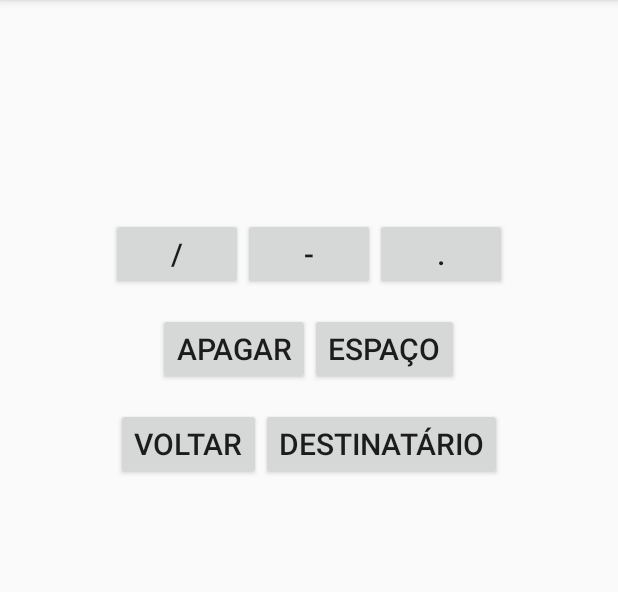
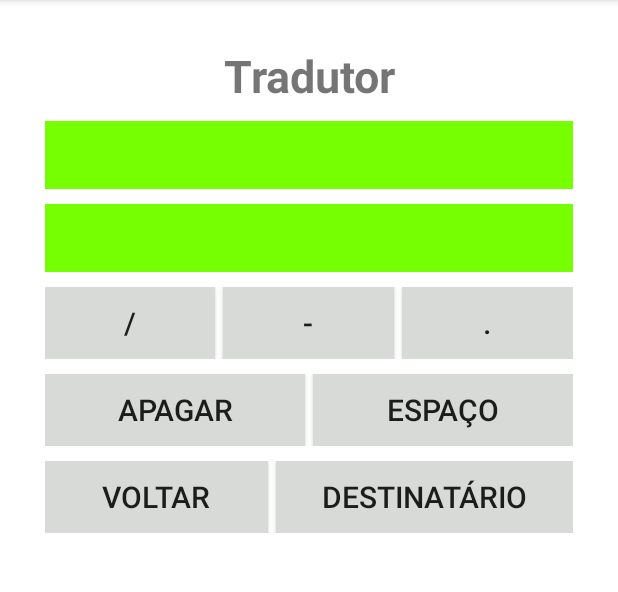
Before and after one commit to luizfelipelazzaron/desagil-projeto1, an Android app: the NewMessage screen opened directly, with no data from a screen before it, on a phone screen of 412 x 824 dp, the part 84-676 px from its top. Run offline under Robolectric (Android 15) with nearby library versions, the phone set to English and light mode, and no system bars.

Commit message:
alterações new_message xml

```diff
--- a/app/src/main/res/layout/activity_main.xml
+++ b/app/src/main/res/layout/activity_main.xml
@@ -8,7 +8,7 @@
     android:background="@android:color/background_light"
     android:backgroundTint="#FFFFFF"
     android:orientation="vertical"
-    android:padding="30dp"
+    android:padding="30sp"
     android:visibility="visible"
     tools:context=".MainActivity">
 
@@ -33,7 +33,6 @@
         android:id="@+id/button_defined_messages"
         android:layout_width="match_parent"
         android:layout_height="wrap_content"
-        android:backgroundTint="#E5E5E5"
         android:text="Mensagens pré-definidas"
         android:textSize="20sp"
         tools:ignore="HardcodedText" />
@@ -42,9 +41,7 @@
         android:id="@+id/button_new_message"
         android:layout_width="match_parent"
         android:layout_height="wrap_content"
-        android:backgroundTint="#E5E5E5"
         android:focusableInTouchMode="false"
-        android:foregroundTint="#FFFFFF"
         android:text="Digitar nova mensagem"
         android:textSize="20sp"
         tools:ignore="HardcodedText" />
--- a/app/src/main/res/layout/activity_new_message.xml
+++ b/app/src/main/res/layout/activity_new_message.xml
@@ -1,80 +1,107 @@
 <?xml version="1.0" encoding="utf-8"?>
-
 <LinearLayout xmlns:android="http://schemas.android.com/apk/res/android"
+    xmlns:app="http://schemas.android.com/apk/res-auto"
     xmlns:tools="http://schemas.android.com/tools"
     android:layout_width="match_parent"
     android:layout_height="match_parent"
+    android:background="#FFFFFF"
     android:orientation="vertical"
     android:padding="30sp"
     tools:context=".NewMessage">
 
     <TextView
+        android:layout_width="match_parent"
+        android:layout_height="wrap_content"
+        android:background="#FFFFFF"
+        android:text="Tradutor"
+        android:textAlignment="center"
+        android:textSize="30sp"
+        android:textStyle="normal|bold"
+        tools:ignore="HardcodedText" />
+
+    <view
+        android:id="@+id/view"
+        class="androidx.appcompat.widget.ActionMenuView"
+        android:layout_width="match_parent"
+        android:layout_height="wrap_content" />
+
+    <TextView
         android:id="@+id/preview"
         android:layout_width="match_parent"
         android:layout_height="wrap_content"
+        android:layout_marginTop="10sp"
+        android:background="#76FF03"
+        android:padding="5sp"
         android:textAlignment="center"
         android:textSize="25sp"
-        android:layout_marginTop="15dp"
-        android:textStyle="bold" />
+        android:textStyle="bold|italic" />
 
     <TextView
         android:id="@+id/text_message"
         android:layout_width="match_parent"
         android:layout_height="wrap_content"
-        android:layout_marginTop="15dp"
+        android:layout_marginTop="10sp"
+        android:padding="5sp"
+        android:background="#76FF03"
         android:textAlignment="center"
         android:textSize="25sp"
         android:textStyle="bold" />
 
-    <GridLayout
-        android:layout_width="wrap_content"
+    <LinearLayout
+        android:layout_width="match_parent"
         android:layout_height="wrap_content"
-        android:layout_gravity="center"
-        android:layout_marginTop="15dp"
-        android:columnCount="3"
-        android:rowCount="1"
-        tools:context=".NewMessage">
+        android:layout_marginTop="10sp"
+        android:orientation="horizontal">
 
         <Button
             android:id="@+id/slash"
             android:layout_width="wrap_content"
-            android:layout_height="match_parent"
+            android:layout_height="wrap_content"
+            android:layout_weight="1"
+            android:background="#D7DAD7"
             android:text="/"
+            android:layout_marginRight="2.5sp"
             android:textSize="20sp"
             tools:ignore="ButtonStyle,HardcodedText" />
 
         <Button
             android:id="@+id/dash"
             android:layout_width="wrap_content"
-            android:layout_height="match_parent"
+            android:layout_height="wrap_content"
+            android:layout_weight="1"
+            android:background="#D7DAD7"
             android:text="-"
+            android:layout_marginRight="2.5sp"
+            android:layout_marginLeft="2.5sp"
             android:textSize="20sp"
             tools:ignore="ButtonStyle,HardcodedText" />
 
         <Button
             android:id="@+id/dot"
             android:layout_width="wrap_content"
-            android:layout_height="match_parent"
+            android:layout_height="wrap_content"
+            android:layout_weight="1"
+            android:background="#D7DAD7"
             android:text="."
+            android:layout_marginLeft="2.5sp"
             android:textSize="20sp"
             tools:ignore="ButtonStyle,HardcodedText" />
+    </LinearLayout>
 
-    </GridLayout>
-
-    <GridLayout
-        android:layout_width="wrap_content"
+    <LinearLayout
+        android:layout_width="match_parent"
         android:layout_height="wrap_content"
-        android:layout_gravity="center_horizontal"
-        android:layout_marginTop="15dp"
-        android:columnCount="2"
-        android:rowCount="1"
-        tools:context=".NewMessage">
+        android:layout_marginTop="10sp"
+        android:orientation="horizontal">
 
         <Button
             android:id="@+id/backspace"
             android:layout_width="wrap_content"
             android:layout_height="wrap_content"
+            android:layout_weight="1"
+            android:background="#D7DAD7"
             android:text="apagar"
+            android:layout_marginRight="2.5sp"
             android:textSize="20sp"
             tools:ignore="HardcodedText" />
 
@@ -82,26 +109,27 @@
             android:id="@+id/space"
             android:layout_width="wrap_content"
             android:layout_height="wrap_content"
-            android:text="Espaço"
+            android:layout_weight="1"
+            android:background="#D7DAD7"
+            android:text="espaço"
+            android:layout_marginLeft="2.5sp"
             android:textSize="20sp"
             tools:ignore="ButtonStyle,HardcodedText" />
+    </LinearLayout>
 
-    </GridLayout>
-
-    <GridLayout
-        android:layout_width="wrap_content"
+    <LinearLayout
+        android:layout_width="match_parent"
         android:layout_height="wrap_content"
-        android:layout_gravity="center"
-        android:layout_marginTop="15dp"
-        android:columnCount="2"
-        android:rowCount="1"
-        tools:context=".NewMessage">
+        android:layout_marginTop="10sp">
 
         <Button
             android:id="@+id/back"
             android:layout_width="wrap_content"
             android:layout_height="wrap_content"
-            android:text="Voltar"
+            android:layout_weight="1"
+            android:background="#D7DAD7"
+            android:text="voltar"
+            android:layout_marginRight="2.5sp"
             android:textSize="20sp"
             tools:ignore="ButtonStyle,HardcodedText" />
 
@@ -109,10 +137,12 @@
             android:id="@+id/enviar"
             android:layout_width="wrap_content"
             android:layout_height="wrap_content"
-            android:text="Destinatário"
+            android:layout_weight="1"
+            android:background="#D7DAD7"
+            android:text="destinatário"
+            android:layout_marginLeft="2.5sp"
             android:textSize="20sp"
             tools:ignore="ButtonStyle,HardcodedText" />
-
-    </GridLayout>
+    </LinearLayout>
 
 </LinearLayout>
--- a/app/src/main/res/layout/activity_send_message.xml
+++ b/app/src/main/res/layout/activity_send_message.xml
@@ -3,11 +3,10 @@
 <GridLayout xmlns:android="http://schemas.android.com/apk/res/android"
     xmlns:tools="http://schemas.android.com/tools"
     android:layout_width="match_parent"
-    android:layout_height="wrap_content"
-    android:layout_gravity="center"
+    android:layout_height="match_parent"
     android:columnCount="1"
-    android:padding='30dp'
-    android:rowCount="3"
+    android:rowCount="4"
+    android:padding="30sp"
     tools:context=".SendMessage">
 
     <Button
@@ -22,10 +21,10 @@
         android:id="@+id/text_phone"
         android:layout_width="match_parent"
         android:layout_height="wrap_content"
+        android:gravity="center_horizontal"
         android:hint="Telefone"
         android:inputType="phone"
         android:textSize="20sp"
-        android:gravity="center_horizontal"
         tools:ignore="Autofill,HardcodedText" />
 
     <Button
```
Also changed, not shown: app/src/main/res/drawable-v24/morse.png (added).
